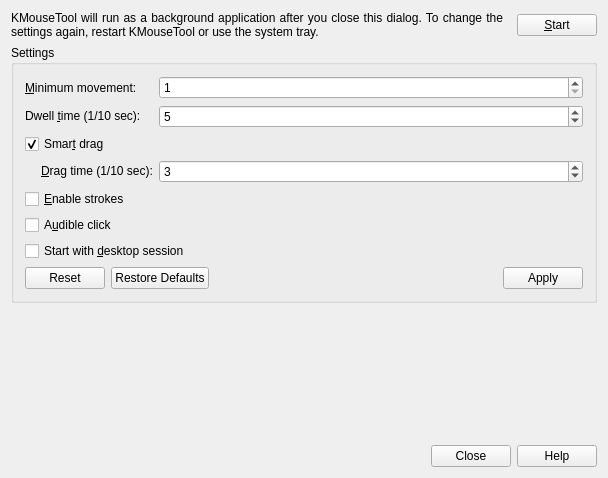
Old version of the form kmousetool/kmousetoolui.ui in the repository KDE/kmousetool.
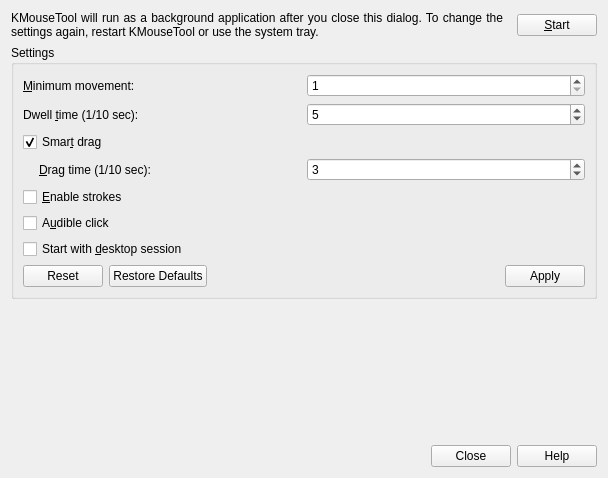
New version of the form.

Commit message: ui: remove extra margins, spacings, and size policies

```diff
--- a/kmousetool/kmousetoolui.ui
+++ b/kmousetool/kmousetoolui.ui
@@ -13,45 +13,18 @@
   <property name="windowTitle">
    <string>KMouseTool</string>
   </property>
-  <layout class="QGridLayout">
-   <property name="leftMargin">
-    <number>11</number>
-   </property>
-   <property name="topMargin">
-    <number>11</number>
-   </property>
-   <property name="rightMargin">
-    <number>11</number>
-   </property>
-   <property name="bottomMargin">
-    <number>11</number>
-   </property>
-   <property name="spacing">
-    <number>6</number>
-   </property>
+  <layout class="QGridLayout" name="mainLayout">
    <item row="1" column="0">
     <widget class="QGroupBox" name="groupBox1">
      <property name="title">
       <string>Settings</string>
      </property>
      <layout class="QGridLayout">
-      <property name="leftMargin">
-       <number>11</number>
-      </property>
-      <property name="topMargin">
-       <number>11</number>
-      </property>
-      <property name="rightMargin">
-       <number>11</number>
-      </property>
-      <property name="bottomMargin">
-       <number>11</number>
-      </property>
       <property name="spacing">
        <number>6</number>
       </property>
       <item row="3" column="0">
-       <layout class="QGridLayout">
+       <layout class="QGridLayout" name="groupBoxLayout">
         <property name="leftMargin">
          <number>0</number>
         </property>
@@ -85,12 +58,6 @@
         </item>
         <item row="0" column="1">
          <widget class="QLabel" name="dragTimeLabel">
-          <property name="sizePolicy">
-           <sizepolicy hsizetype="Preferred" vsizetype="Fixed">
-            <horstretch>0</horstretch>
-            <verstretch>0</verstretch>
-           </sizepolicy>
-          </property>
           <property name="text">
            <string>&amp;Drag time (1/10 sec):</string>
           </property>
@@ -103,12 +70,6 @@
       </item>
       <item row="0" column="1">
        <widget class="QSpinBox" name="movementEdit">
-        <property name="sizePolicy">
-         <sizepolicy hsizetype="Minimum" vsizetype="Fixed">
-          <horstretch>1</horstretch>
-          <verstretch>0</verstretch>
-         </sizepolicy>
-        </property>
         <property name="minimum">
          <number>1</number>
         </property>
@@ -119,12 +80,6 @@
       </item>
       <item row="1" column="1">
        <widget class="QSpinBox" name="dwellTimeEdit">
-        <property name="sizePolicy">
-         <sizepolicy hsizetype="Minimum" vsizetype="Fixed">
-          <horstretch>1</horstretch>
-          <verstretch>0</verstretch>
-         </sizepolicy>
-        </property>
         <property name="minimum">
          <number>1</number>
         </property>
@@ -172,12 +127,6 @@
       </item>
       <item row="1" column="0">
        <widget class="QLabel" name="dwellTimeLabel">
-        <property name="sizePolicy">
-         <sizepolicy hsizetype="Preferred" vsizetype="Fixed">
-          <horstretch>0</horstretch>
-          <verstretch>0</verstretch>
-         </sizepolicy>
-        </property>
         <property name="text">
          <string>Dwell &amp;time (1/10 sec):</string>
         </property>
@@ -188,12 +137,6 @@
       </item>
       <item row="3" column="1">
        <widget class="QSpinBox" name="dragTimeEdit">
-        <property name="sizePolicy">
-         <sizepolicy hsizetype="Minimum" vsizetype="Fixed">
-          <horstretch>1</horstretch>
-          <verstretch>0</verstretch>
-         </sizepolicy>
-        </property>
         <property name="minimum">
          <number>1</number>
         </property>
@@ -224,9 +167,6 @@
    </item>
    <item row="0" column="0">
     <layout class="QHBoxLayout">
-     <property name="spacing">
-      <number>6</number>
-     </property>
      <property name="leftMargin">
       <number>0</number>
      </property>
```
Left out of the diff: 6 changed lines with no effect on the pictures.
